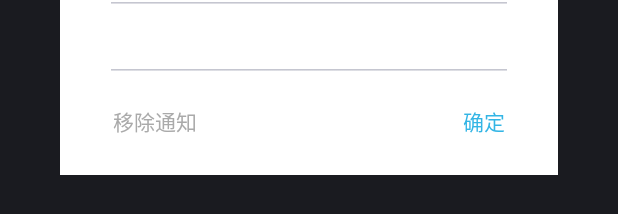
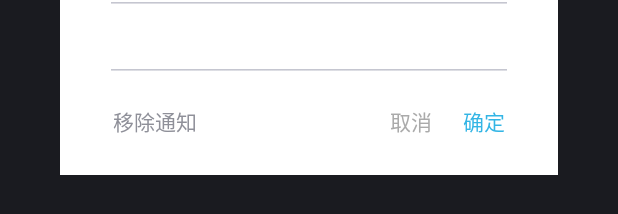
Before and after one commit to zjmok/NotiDo, an Android app: the layout activity_main.xml on its own in the app's theme, with its tools: preview values and no code run, on a phone screen of 412 x 824 dp. Shown: the part 636-850 px from the top of the screen. Run offline under Robolectric (Android 15) with nearby library versions, the phone set to English and light mode, and no system bars.

```diff
--- a/app/src/main/AndroidManifest.xml
+++ b/app/src/main/AndroidManifest.xml
@@ -7,7 +7,7 @@
 
     <application
         android:allowBackup="true"
-        android:icon="@android:drawable/ic_menu_today"
+        android:icon="@android:drawable/ic_menu_edit"
         android:label="TODO"
         tools:targetApi="31">
 
--- a/app/src/main/java/com/example/notification/ForegroundService.java
+++ b/app/src/main/java/com/example/notification/ForegroundService.java
@@ -41,7 +41,7 @@ public class ForegroundService extends Service {
                 new Intent(this, MainActivity.class), PendingIntent.FLAG_UPDATE_CURRENT | PendingIntent.FLAG_IMMUTABLE);
         // 通知对象
         Notification notification = notificationBuilder
-                .setSmallIcon(android.R.drawable.ic_menu_today)
+                .setSmallIcon(android.R.drawable.ic_menu_edit)
                 .setContentTitle(title)
                 .setContentText(message)
                 .setAutoCancel(false)
--- a/app/src/main/res/layout/activity_main.xml
+++ b/app/src/main/res/layout/activity_main.xml
@@ -64,7 +64,6 @@
             android:layout_height="wrap_content"
             android:padding="5dp"
             android:text="移除通知"
-            android:textColor="@android:color/darker_gray"
             android:textSize="14sp" />
 
         <View
@@ -73,9 +72,19 @@
             android:layout_weight="1" />
 
         <TextView
+            android:id="@+id/tv_cancel"
+            android:layout_width="wrap_content"
+            android:layout_height="wrap_content"
+            android:padding="5dp"
+            android:text="取消"
+            android:textColor="@android:color/darker_gray"
+            android:textSize="14sp" />
+
+        <TextView
             android:id="@+id/tv_ok"
             android:layout_width="wrap_content"
             android:layout_height="wrap_content"
+            android:layout_marginStart="10dp"
             android:padding="5dp"
             android:text="确定"
             android:textColor="@android:color/holo_blue_light"
```
Also changed, not shown: app/src/main/java/com/example/notification/MainActivity.java (+37 -24 lines).
